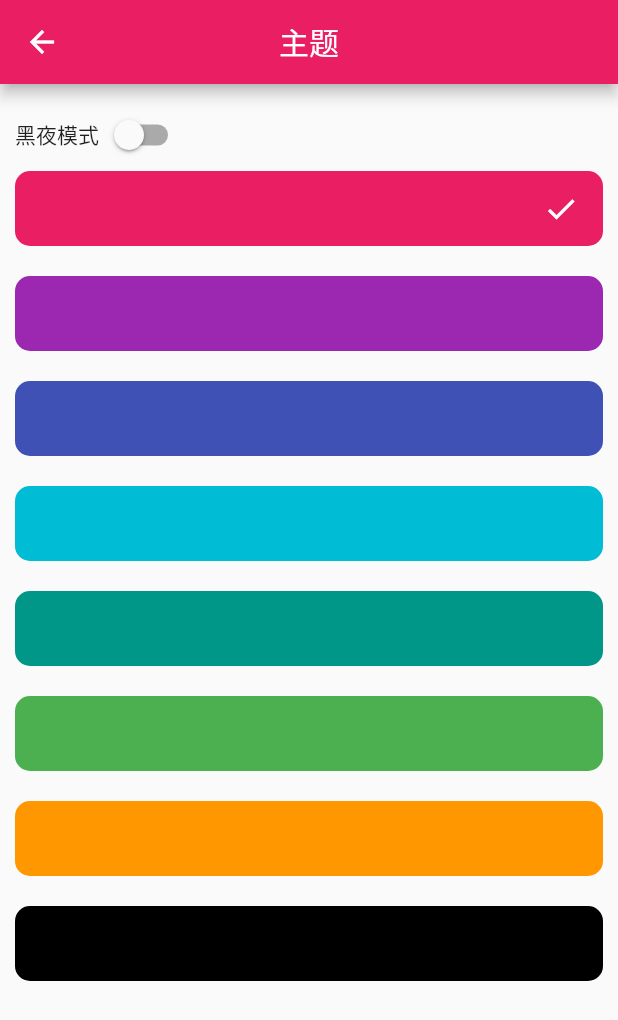
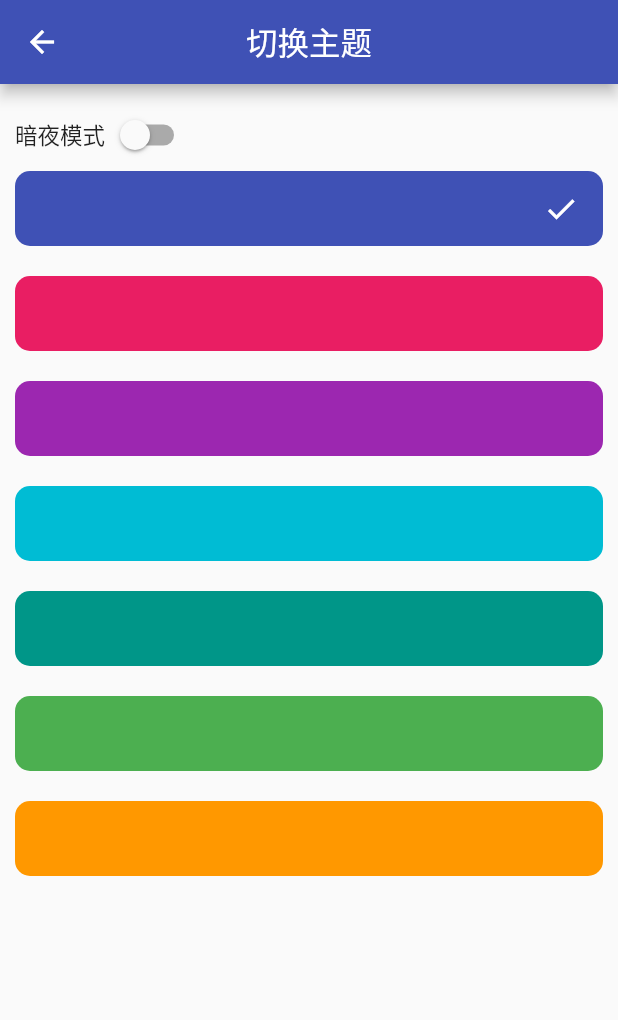
Before and after one commit to DayorNight/flutter_blcs, a Flutter app: the screen it shows after launch, after a tap on the "settings" icon, on a phone screen of 412 x 824 dp. Shown: the top 1020 px of the screen. Run offline on Flutter 3.47's test engine with Material 2 defaults, Android fonts, the phone set to English and light mode, and no system bars; our stand-ins replace card_swiper, dio, shared_preferences; missing offline and left inert: encrypt, pointycastle; network calls fail; key blocks and very long unbroken strings in the code were emptied for the run.

Commit message:
【flutter】切换主题与切换语言

```diff
--- a/lib/global/global_theme.dart
+++ b/lib/global/global_theme.dart
@@ -1,25 +1,15 @@
 import 'package:flutter/material.dart';
 const List themes = [
+  Colors.indigo,
   Colors.pink,
   Colors.purple,
-  Colors.indigo,
   Colors.cyan,
   Colors.teal,
   Colors.green,
   Colors.orange,
-  black,
 ];
-const List darkThemes = [
-  Colors.grey,
-  Colors.black12,
-  Colors.black26,
-  Colors.black38,
-  Colors.black45,
-  Colors.black54,
-  Colors.black87,
-  black,
-];
-const MaterialColor white1 = const MaterialColor(
+
+const MaterialColor white = const MaterialColor(
   0xFFFFFFFF,
   const <int, Color>{
     50: const Color(0xFFFFFFFF),
--- /dev/null
+++ b/lib/l10n/intl_zh.arb
@@ -0,0 +1,8 @@
+{
+  "appName": "玉米",
+  "home": "首页",
+  "switch_theme": "切换主题",
+  "switch_language": "切换语言",
+  "select_language": "选择语言",
+  "dark_theme": "暗夜模式"
+}
--- a/lib/main.dart
+++ b/lib/main.dart
@@ -1,7 +1,9 @@
 import 'package:flutter/material.dart';
+import 'package:flutter_blcs/generated/l10n.dart';
 import 'package:flutter_blcs/global/global_theme.dart';
 import 'package:flutter_blcs/view/login_view.dart';
 import 'package:flutter_blcs/view/main_view.dart';
+import 'package:flutter_blcs/viewmodel/language_viewmodel.dart';
 import 'package:flutter_blcs/viewmodel/login_viewmodel.dart';
 import 'package:flutter_blcs/viewmodel/theme_viewmodel.dart';
 import 'package:flutter_localizations/flutter_localizations.dart';
@@ -19,6 +21,7 @@ void main() async {
   runApp(MultiProvider(
     providers: [
       ChangeNotifierProvider(create: (context) => LoginViewModel()),
+      ChangeNotifierProvider(create: (context) => LanguageViewModel()),
       ChangeNotifierProvider(create: (context) => themeViewModel),
     ],
     child: MyApp(),
@@ -32,10 +35,11 @@ class MyApp extends StatefulWidget {
 
 GlobalKey<NavigatorState> navigatorKey = GlobalKey<NavigatorState>();
 GlobalKey<ScaffoldMessengerState> scaffoldKey = GlobalKey();
+class _MyAppState extends State<MyApp> {
 
-class _MyAppState extends State<MyApp> {
   @override
   Widget build(BuildContext context) {
+    var locale = Provider.of<LanguageViewModel>(context).getLocale();
     return MaterialApp(
       ///提供全局的 navigatorKey.currentContext
       navigatorKey: navigatorKey,
@@ -49,7 +53,7 @@ class _MyAppState extends State<MyApp> {
       routes: routes,
 
       ///初始路由，如果设置了该参数并且在 routes 找到了对应的key，将会展示对应的 Widget ，否则展示 home  //开发阶段快速定位页面
-      initialRoute: "mainView",
+      initialRoute: "/",
 
       ///当跳转路由时，如果在 routes 找不到对应的 key ，会执行该回调，会调用会返回一个 RouteSettings ，该对象中有 name 路由名称、 arguments 路由参数。
       onGenerateRoute: (settings) {
@@ -78,6 +82,7 @@ class _MyAppState extends State<MyApp> {
       //   return Scaffold();
       // },
       ///Android：任务管理器的程序快照之上的title
+      // title: S.of(context).appName,
       title: '玉米',
 
       ///如果非空，则调用此回调函数以生成任务管理器标题字符串，否则会使用 title 。每次重建页面时该方法就会回调执行。
@@ -102,7 +107,7 @@ class _MyAppState extends State<MyApp> {
       darkTheme: ThemeData(primarySwatch: black),
 
       ///白天模式和暗黑模式模式切换，默认值为 ThemeMode.system 跟随系统
-      themeMode: ThemeMode.light,
+      themeMode: Provider.of<ThemeViewModel>(context).getThemeMode,
 
       ///当系统请求“高对比度”时使用的 ThemeData ，当该值为空时会用 theme 应用该主题
       highContrastTheme: ThemeData(
@@ -113,34 +118,33 @@ class _MyAppState extends State<MyApp> {
           primarySwatch: themes[Provider.of<ThemeViewModel>(context).getColor]),
 
       ///主要用于语言切换时，如果为 null 时使用系统区域
-      // locale: Locale('zh', 'CN'),
+      locale: locale==''?null:Locale(locale,''),
       ///本地化委托
-      // localizationsDelegates: [
-      //   GlobalMaterialLocalizations.delegate,
-      //   GlobalWidgetsLocalizations.delegate,
-      // ],
+      localizationsDelegates: [
+        S.delegate,
+        GlobalMaterialLocalizations.delegate,
+        GlobalCupertinoLocalizations.delegate,
+        GlobalWidgetsLocalizations.delegate,
+      ],
       ///监听系统语言切换事件，一些安卓系统特性，可设置多语言列表，默认以第一个列表为默认语言
-      // localeListResolutionCallback: (locales, supportedLocales) {
-      //   print("localeListResolutionCallback:locales= ${locales.toString()}");
-      //   print(
-      //       "localeListResolutionCallback:supportedLocales= ${supportedLocales.toString()}");
-      //   // 系统切换语言时调用
-      //   return Locale("zh", 'CN');
-      // },
+      localeListResolutionCallback: (locales, supportedLocales) {
+        print("localeListResolutionCallback:locales= ${locales?.elementAt(0)}");
+        print(
+            "localeListResolutionCallback:supportedLocales= ${supportedLocales.toString()}");
+        // return locales!.elementAt(0);
+      },
 
       ///监听系统语言切换事件
-      // localeResolutionCallback: (locale, supportedLocales) {
-      //   print("localeResolutionCallback:languageCode= ${locale?.languageCode}");
-      //   print("localeResolutionCallback:countryCode= ${locale?.countryCode}");
-      //   print(
-      //       "localeResolutionCallback:supportedLocales= ${supportedLocales.toString()}");
-      // },
+      localeResolutionCallback: (locale, supportedLocales) {
+        print("localeResolutionCallback:languageCode= ${locale?.languageCode}");
+        print("localeResolutionCallback:countryCode= ${locale?.countryCode}");
+        print(
+            "localeResolutionCallback:supportedLocales= ${supportedLocales.toString()}");
+        // return Locale(locale!.languageCode,'');
+      },
 
       ///当前应用支持的 Locale 列表
-      // supportedLocales: [
-      //   Locale('en', 'US'), //美国英语
-      //   Locale("zh", 'CN'), //中文简体
-      // ],
+      supportedLocales: S.delegate.supportedLocales,
 
       ///在 debug 模式下展示基线网格
       debugShowMaterialGrid: false,
--- a/lib/routers/routes.dart
+++ b/lib/routers/routes.dart
@@ -3,7 +3,8 @@ import 'package:flutter_blcs/view/forget_psd_view.dart';
 import 'package:flutter_blcs/view/login_view.dart';
 import 'package:flutter_blcs/view/main_view.dart';
 import 'package:flutter_blcs/view/register_view.dart';
-import 'package:flutter_blcs/view/setting_theme.dart';
+import 'package:flutter_blcs/view/setting_theme_view.dart';
+import 'package:flutter_blcs/view/switch_language_view.dart';
 
 Map<String, WidgetBuilder> routes = {
   "/":(BuildContext context) => LoginView(),
@@ -11,4 +12,5 @@ Map<String, WidgetBuilder> routes = {
   "forgetPsdView":(BuildContext context) => ForgetPsdView(),
   "mainView":(BuildContext context) => MainView(),
   "themeView":(BuildContext context) => SettingThemeView(),
+  "languageView":(BuildContext context) => SwitchLanguageView(),
 };
--- a/lib/view/main_view.dart
+++ b/lib/view/main_view.dart
@@ -1,6 +1,8 @@
 import 'package:card_swiper/card_swiper.dart';
 import 'package:flutter/material.dart';
 import 'package:flutter_blcs/bean/draw_list.dart';
+import 'package:flutter_blcs/generated/l10n.dart';
+
 ///首页
 class MainView extends StatefulWidget {
   const MainView({Key? key}) : super(key: key);
@@ -10,28 +12,28 @@ class MainView extends StatefulWidget {
 }
 
 class _MainViewState extends State<MainView> {
-  @override
-  void initState() {
-    super.initState();
-    initData();
-  }
+  late S _s;
+  late List<DrawListBean> _datas;
   @override
   Widget build(BuildContext context) {
+    _s = S.of(context);
+    initData();
     return Scaffold(
       resizeToAvoidBottomInset: false,
       appBar: AppBar(
-        title: Text('Home'),
+        title: Text(_s.home),
         centerTitle: true,
-        actions: [
-          IconButton(onPressed: _theme, icon: Icon(Icons.settings))
-        ],
+        actions: [IconButton(onPressed: _theme, icon: Icon(Icons.settings))],
       ),
       body: Container(
         width: double.infinity,
         height: 200,
         child: Swiper(
-          itemBuilder: (BuildContext context,int index){
-            return Image.network("https://ss2.bdstatic.com/70cFvnSh_Q1YnxGkpoWK1HF6hhy/it/u=2491682377,1019940373&fm=26&gp=0.jpg",fit: BoxFit.fill,);
+          itemBuilder: (BuildContext context, int index) {
+            return Image.network(
+              "https://ss2.bdstatic.com/70cFvnSh_Q1YnxGkpoWK1HF6hhy/it/u=2491682377,1019940373&fm=26&gp=0.jpg",
+              fit: BoxFit.fill,
+            );
           },
           itemCount: 3,
           pagination: SwiperPagination(),
@@ -42,36 +44,43 @@ class _MainViewState extends State<MainView> {
         child: ListView(
           padding: EdgeInsets.zero,
           children: <Widget>[
-             UserAccountsDrawerHeader( //用户信息栏
+            UserAccountsDrawerHeader(
+              //用户信息栏
               accountName: Text("blcs"),
               accountEmail: Text("xxxxxx@xxx.com"),
               currentAccountPicture: CircleAvatar(
                 backgroundImage: AssetImage("images/ic_avator.png"),
               ),
-               otherAccountsPictures: <Widget>[  //其他账号头像
-                 IconButton(onPressed: (){
+              otherAccountsPictures: <Widget>[
+                //其他账号头像
+                IconButton(
+                    onPressed: () {
                       Navigator.of(context).pop();
-                 }, icon: Icon(Icons.exit_to_app_rounded))
+                    },
+                    icon: Icon(Icons.exit_to_app_rounded))
               ],
-               onDetailsPressed: (){}, //下拉箭头
-               decoration: BoxDecoration(  //背景图片
+              onDetailsPressed: () {},
+              //下拉箭头
+              decoration: BoxDecoration(
+                //背景图片
                 image: DecorationImage(
-                     image: NetworkImage('https://ss2.bdstatic.com/70cFvnSh_Q1YnxGkpoWK1HF6hhy/it/u=2491682377,1019940373&fm=26&gp=0.jpg'),
-                     fit: BoxFit.cover	//图片不变性裁剪居中显示
+                    image: NetworkImage(
+                        'https://ss2.bdstatic.com/70cFvnSh_Q1YnxGkpoWK1HF6hhy/it/u=2491682377,1019940373&fm=26&gp=0.jpg'),
+                    fit: BoxFit.cover //图片不变性裁剪居中显示
                     ),
               ),
             ),
             ListView.builder(
               itemBuilder: _itemBuilder,
-               itemCount:_datas.length,
+              itemCount: _datas.length,
               shrinkWrap: true,
               padding: EdgeInsets.zero,
             ),
             ListTile(
               leading: Icon(Icons.settings),
               title: Text('Setting'),
-               trailing: Icon(Icons.arrow_forward_ios_rounded) ,
-               onTap: (){
+              trailing: Icon(Icons.arrow_forward_ios_rounded),
+              onTap: () {
                 print("Setting");
               },
             ),
@@ -81,34 +90,36 @@ class _MainViewState extends State<MainView> {
     );
   }
   /// 前往主题设置
-  void _theme(){
+  void _theme() {
     Navigator.of(context).pushNamed('themeView');
   }
+
   /// draw list
-  Widget _itemBuilder(BuildContext context,int index){
+  Widget _itemBuilder(BuildContext context, int index) {
     return ListTile(
       leading: Icon(_datas[index].icon),
       title: Text(_datas[index].title),
       trailing: Icon(_datas[index].trailing),
-      onTap: (){
+      onTap: () {
         var title = _datas[index].title;
-        if(title=='主题切换'){
-          print("主题切换");
+        if (title == _s.switch_theme) {
           Navigator.of(context).pushNamed('themeView');
-        }else if(title=='语言切换'){
-          print("语言切换");
+        } else if (title == _s.switch_language) {
+          Navigator.of(context).pushNamed('languageView');
         }
-        print("index $index");
       },
     );
   }
 
-  late List<DrawListBean> _datas;
-  void initData() async{
-    var datas =<DrawListBean>[];
-    var themeSelect = DrawListBean(Icons.ac_unit, '主题切换', Icons.arrow_forward_sharp);
-    var languageSelect = DrawListBean(Icons.message, '语言切换', Icons.arrow_forward_sharp);
-    var drawListBean = DrawListBean(Icons.message, 'message', Icons.arrow_forward_sharp);
+  //draw 列表
+  void initData() async {
+    var datas = <DrawListBean>[];
+    var themeSelect = DrawListBean(
+        Icons.ac_unit, _s.switch_language, Icons.arrow_forward_sharp);
+    var languageSelect = DrawListBean(
+        Icons.message, _s.switch_language, Icons.arrow_forward_sharp);
+    var drawListBean =
+        DrawListBean(Icons.message, 'message', Icons.arrow_forward_sharp);
     datas.add(themeSelect);
     datas.add(languageSelect);
     datas.add(drawListBean);
--- a/lib/view/setting_theme.dart
+++ b/lib/view/setting_theme_view.dart
@@ -1,4 +1,5 @@
 import 'package:flutter/material.dart';
+import 'package:flutter_blcs/generated/l10n.dart';
 import 'package:flutter_blcs/global/global_theme.dart';
 import 'package:flutter_blcs/viewmodel/theme_viewmodel.dart';
 import 'package:provider/provider.dart';
@@ -18,7 +19,7 @@ class _SettingThemeViewState extends State<SettingThemeView> {
   Widget build(BuildContext context) {
     return Scaffold(
       appBar: AppBar(
-        title: Text('主题'),
+        title: Text(S.of(context).switch_theme),
         centerTitle: true,
       ),
       body: Padding(
@@ -27,12 +28,15 @@ class _SettingThemeViewState extends State<SettingThemeView> {
           children: [
             Row(
               children: [
-                Text("黑夜模式"),
+                Text(S.of(context).dark_theme),
                 Switch(
                     value: _switchTheme,
                     onChanged: (value) {
-                      setState(() {
+                      setState(() async {
                         this._switchTheme = value;
+                        context
+                            .read<ThemeViewModel>()
+                            .setMode(value ? ThemeMode.dark : ThemeMode.light);
                       });
                     }),
               ],
@@ -57,7 +61,7 @@ class _SettingThemeViewState extends State<SettingThemeView> {
         height: 50,
         margin: EdgeInsets.only(bottom: 20),
         decoration: BoxDecoration(
-          color: _switchTheme?darkThemes[index]:themes[index],
+          color: themes[index],
           borderRadius: BorderRadius.all(Radius.circular(10)),
         ),
         child: Provider.of<ThemeViewModel>(context).getColor == index
--- /dev/null
+++ b/lib/viewmodel/language_viewmodel.dart
@@ -0,0 +1,14 @@
+import 'package:flutter/cupertino.dart';
+///切换语言通知
+class LanguageViewModel extends ChangeNotifier {
+  String _language = 'zh';
+
+  void setLocale(String language) {
+    _language = language;
+    notifyListeners();
+  }
+
+  String getLocale() {
+    return _language;
+  }
+}
--- a/lib/viewmodel/login_viewmodel.dart
+++ b/lib/viewmodel/login_viewmodel.dart
@@ -4,7 +4,7 @@ import 'package:flutter_blcs/global/global.dart';
 import 'package:flutter_blcs/main.dart';
 import 'package:flutter_blcs/models/login_model.dart';
 import 'package:shared_preferences/shared_preferences.dart';
-
+///登录通知
 class LoginViewModel extends ChangeNotifier {
 
   void login(String user,String pass) async {
--- a/lib/viewmodel/theme_viewmodel.dart
+++ b/lib/viewmodel/theme_viewmodel.dart
@@ -1,15 +1,26 @@
 import 'package:flutter/material.dart';
 import 'package:flutter_blcs/global/global_theme.dart';
+///切换主题通知
 class ThemeViewModel extends ChangeNotifier{
   int _color =0;
+  ThemeMode _themeMode = ThemeMode.light;
 
   int get getColor{
     return _color;
   }
-
+  ///设置主题颜色序号
   void setColor(int color){
     if(color > themes.length -1) return;
     _color = color;
     notifyListeners();
   }
+
+  ThemeMode get getThemeMode{
+    return _themeMode;
+  }
+  ///设置主题模式
+  void  setMode(ThemeMode mode){
+    _themeMode = mode;
+    notifyListeners();
+  }
 }
--- a/pubspec.yaml
+++ b/pubspec.yaml
@@ -98,3 +98,5 @@ flutter:
   #
   # For details regarding fonts from package dependencies,
   # see https://flutter.dev/custom-fonts/#from-packages
+flutter_intl:
+  enabled: true
```
Also changed, not shown: lib/l10n/intl_en.arb (added, +8 -0 lines), lib/view/switch_language_view.dart (added, +73 -0 lines), lib/generated/intl/messages_all.dart (added), lib/generated/intl/messages_en.dart (added), lib/generated/intl/messages_zh.dart (added), lib/generated/l10n.dart (added), pubspec.lock. Lines whose indentation alone changed are shown as unchanged.
